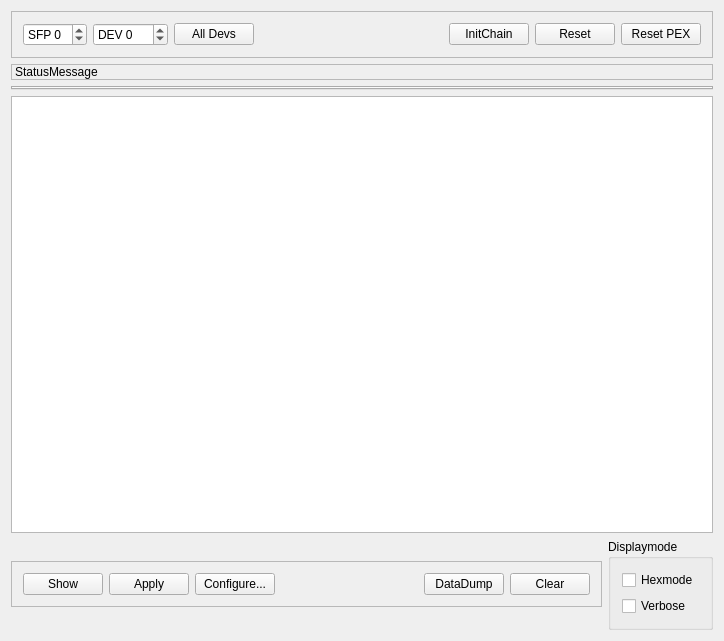
gsi-ee/drivers, file mbspex/gui/qt/nyxor/NyxorGui.ui: the form before one commit.
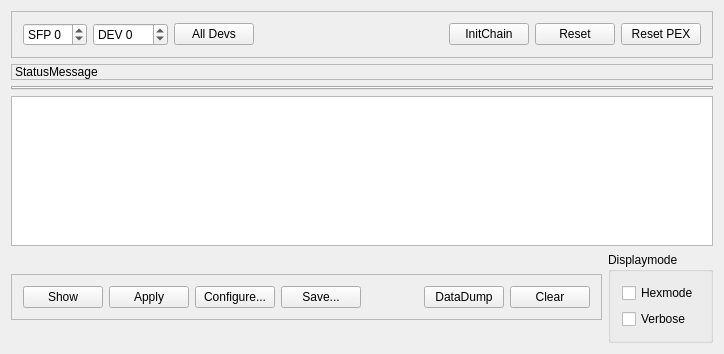
The form after the commit.

Commit message: mbspex: nyxor gui - implement save configuration in 3 different formats (gosipcmd, niks setup and context dump).

Patch:
```diff
--- a/mbspex/gui/qt/nyxor/NyxorGui.ui
+++ b/mbspex/gui/qt/nyxor/NyxorGui.ui
@@ -7,7 +7,7 @@
     <x>0</x>
     <y>0</y>
     <width>724</width>
-    <height>641</height>
+    <height>342</height>
    </rect>
   </property>
   <property name="windowTitle">
@@ -262,6 +262,20 @@
           </property>
          </widget>
         </item>
+        <item>
+         <widget class="QPushButton" name="SaveConfigButton">
+          <property name="toolTip">
+           <string>&lt;!DOCTYPE HTML PUBLIC &quot;-//W3C//DTD HTML 4.0//EN&quot; &quot;http://www.w3.org/TR/REC-html40/strict.dtd&quot;&gt;
+&lt;html&gt;&lt;head&gt;&lt;meta name=&quot;qrichtext&quot; content=&quot;1&quot; /&gt;&lt;style type=&quot;text/css&quot;&gt;
+p, li { white-space: pre-wrap; }
+&lt;/style&gt;&lt;/head&gt;&lt;body style=&quot; font-family:'Arial'; font-size:9pt; font-weight:400; font-style:normal;&quot;&gt;
+&lt;p style=&quot; margin-top:12px; margin-bottom:12px; margin-left:0px; margin-right:0px; -qt-block-indent:0; text-indent:0px;&quot;&gt;Save registers to configuration file (*.gos or *.txt)&lt;/p&gt;&lt;/body&gt;&lt;/html&gt;</string>
+          </property>
+          <property name="text">
+           <string>Save...</string>
+          </property>
+         </widget>
+        </item>
         <item>
          <spacer name="horizontalSpacer">
           <property name="orientation">
```
The commit also changes 6 other files.
